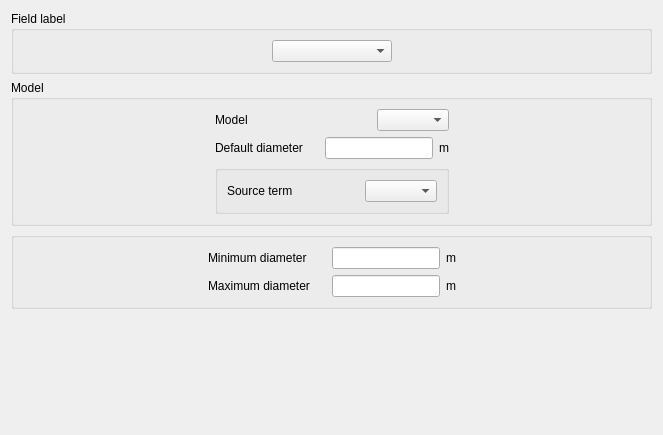
First picture: the form in gui/Pages/InterfacialArea.ui, repository code-saturne/code_saturne, before the edit.
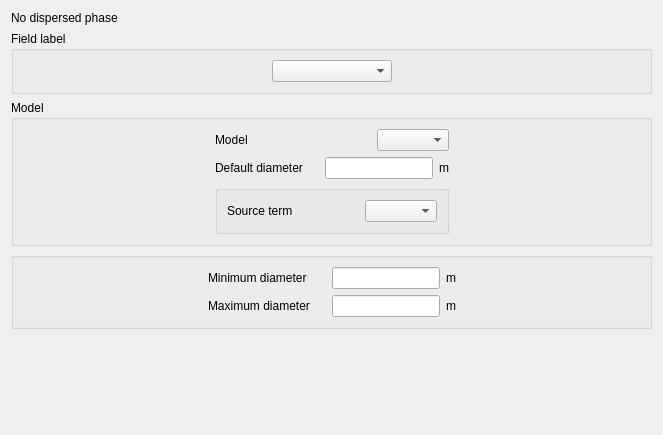
Second picture: the form after the edit.

Diff of the .ui file:
```diff
--- a/gui/Pages/InterfacialArea.ui
+++ b/gui/Pages/InterfacialArea.ui
@@ -14,8 +14,115 @@
    <string>Form</string>
   </property>
   <layout class="QGridLayout" name="gridLayout_5">
-   <item row="0" column="0">
-    <widget class="QGroupBox" name="groupBox">
+   <item row="3" column="0">
+    <widget class="QGroupBox" name="groupBoxMinMaxDiameter">
+     <property name="title">
+      <string/>
+     </property>
+     <layout class="QGridLayout" name="gridLayout_4">
+      <item row="0" column="0">
+       <spacer name="horizontalSpacer_11">
+        <property name="orientation">
+         <enum>Qt::Horizontal</enum>
+        </property>
+        <property name="sizeHint" stdset="0">
+         <size>
+          <width>176</width>
+          <height>20</height>
+         </size>
+        </property>
+       </spacer>
+      </item>
+      <item row="0" column="1">
+       <layout class="QVBoxLayout" name="verticalLayout">
+        <item>
+         <layout class="QHBoxLayout" name="horizontalLayout">
+          <item>
+           <widget class="QLabel" name="label_6">
+            <property name="text">
+             <string>Minimum diameter</string>
+            </property>
+           </widget>
+          </item>
+          <item>
+           <spacer name="horizontalSpacer_3">
+            <property name="orientation">
+             <enum>Qt::Horizontal</enum>
+            </property>
+            <property name="sizeHint" stdset="0">
+             <size>
+              <width>16</width>
+              <height>20</height>
+             </size>
+            </property>
+           </spacer>
+          </item>
+          <item>
+           <widget class="QLineEdit" name="lineEditMinDiameter"/>
+          </item>
+          <item>
+           <widget class="QLabel" name="label_8">
+            <property name="text">
+             <string>m</string>
+            </property>
+           </widget>
+          </item>
+         </layout>
+        </item>
+        <item>
+         <layout class="QHBoxLayout" name="horizontalLayout_2">
+          <item>
+           <widget class="QLabel" name="label_7">
+            <property name="text">
+             <string>Maximum diameter</string>
+            </property>
+           </widget>
+          </item>
+          <item>
+           <spacer name="horizontalSpacer_4">
+            <property name="orientation">
+             <enum>Qt::Horizontal</enum>
+            </property>
+            <property name="sizeHint" stdset="0">
+             <size>
+              <width>16</width>
+              <height>20</height>
+             </size>
+            </property>
+           </spacer>
+          </item>
+          <item>
+           <widget class="QLineEdit" name="lineEditMaxDiameter"/>
+          </item>
+          <item>
+           <widget class="QLabel" name="label_9">
+            <property name="text">
+             <string>m</string>
+            </property>
+           </widget>
+          </item>
+         </layout>
+        </item>
+       </layout>
+      </item>
+      <item row="0" column="2">
+       <spacer name="horizontalSpacer_12">
+        <property name="orientation">
+         <enum>Qt::Horizontal</enum>
+        </property>
+        <property name="sizeHint" stdset="0">
+         <size>
+          <width>176</width>
+          <height>20</height>
+         </size>
+        </property>
+       </spacer>
+      </item>
+     </layout>
+    </widget>
+   </item>
+   <item row="1" column="0">
+    <widget class="QGroupBox" name="groupBoxField">
      <property name="title">
       <string>Field label</string>
      </property>
@@ -59,7 +166,7 @@
      </layout>
     </widget>
    </item>
-   <item row="1" column="0">
+   <item row="2" column="0">
     <widget class="QGroupBox" name="groupBoxModel">
      <property name="title">
       <string>Model</string>
@@ -195,114 +302,7 @@
      </layout>
     </widget>
    </item>
-   <item row="2" column="0">
-    <widget class="QGroupBox" name="groupBoxMinMaxDiameter">
-     <property name="title">
-      <string/>
-     </property>
-     <layout class="QGridLayout" name="gridLayout_4">
-      <item row="0" column="0">
-       <spacer name="horizontalSpacer_11">
-        <property name="orientation">
-         <enum>Qt::Horizontal</enum>
-        </property>
-        <property name="sizeHint" stdset="0">
-         <size>
-          <width>176</width>
-          <height>20</height>
-         </size>
-        </property>
-       </spacer>
-      </item>
-      <item row="0" column="1">
-       <layout class="QVBoxLayout" name="verticalLayout">
-        <item>
-         <layout class="QHBoxLayout" name="horizontalLayout">
-          <item>
-           <widget class="QLabel" name="label_6">
-            <property name="text">
-             <string>Minimum diameter</string>
-            </property>
-           </widget>
-          </item>
-          <item>
-           <spacer name="horizontalSpacer_3">
-            <property name="orientation">
-             <enum>Qt::Horizontal</enum>
-            </property>
-            <property name="sizeHint" stdset="0">
-             <size>
-              <width>16</width>
-              <height>20</height>
-             </size>
-            </property>
-           </spacer>
-          </item>
-          <item>
-           <widget class="QLineEdit" name="lineEditMinDiameter"/>
-          </item>
-          <item>
-           <widget class="QLabel" name="label_8">
-            <property name="text">
-             <string>m</string>
-            </property>
-           </widget>
-          </item>
-         </layout>
-        </item>
-        <item>
-         <layout class="QHBoxLayout" name="horizontalLayout_2">
-          <item>
-           <widget class="QLabel" name="label_7">
-            <property name="text">
-             <string>Maximum diameter</string>
-            </property>
-           </widget>
-          </item>
-          <item>
-           <spacer name="horizontalSpacer_4">
-            <property name="orientation">
-             <enum>Qt::Horizontal</enum>
-            </property>
-            <property name="sizeHint" stdset="0">
-             <size>
-              <width>16</width>
-              <height>20</height>
-             </size>
-            </property>
-           </spacer>
-          </item>
-          <item>
-           <widget class="QLineEdit" name="lineEditMaxDiameter"/>
-          </item>
-          <item>
-           <widget class="QLabel" name="label_9">
-            <property name="text">
-             <string>m</string>
-            </property>
-           </widget>
-          </item>
-         </layout>
-        </item>
-       </layout>
-      </item>
-      <item row="0" column="2">
-       <spacer name="horizontalSpacer_12">
-        <property name="orientation">
-         <enum>Qt::Horizontal</enum>
-        </property>
-        <property name="sizeHint" stdset="0">
-         <size>
-          <width>176</width>
-          <height>20</height>
-         </size>
-        </property>
-       </spacer>
-      </item>
-     </layout>
-    </widget>
-   </item>
-   <item row="3" column="0">
+   <item row="4" column="0">
     <spacer>
      <property name="orientation">
       <enum>Qt::Vertical</enum>
@@ -315,6 +315,13 @@
      </property>
     </spacer>
    </item>
+   <item row="0" column="0">
+    <widget class="QLabel" name="labelNoDispersedPhase">
+     <property name="text">
+      <string>No dispersed phase</string>
+     </property>
+    </widget>
+   </item>
   </layout>
  </widget>
  <resources/>
```
